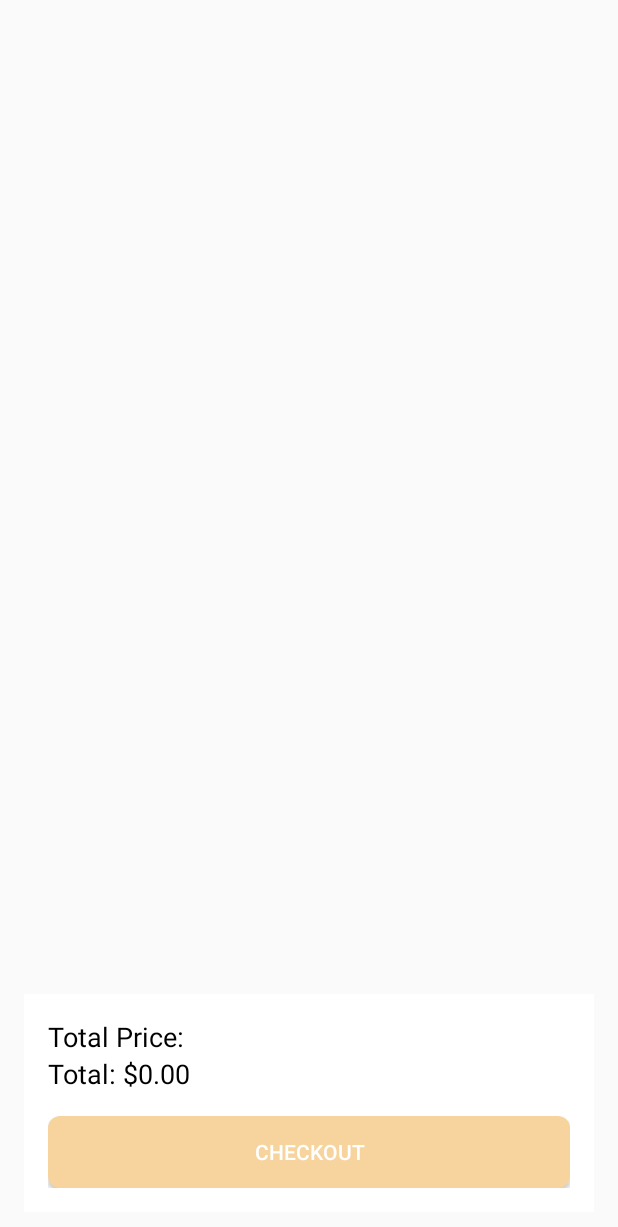
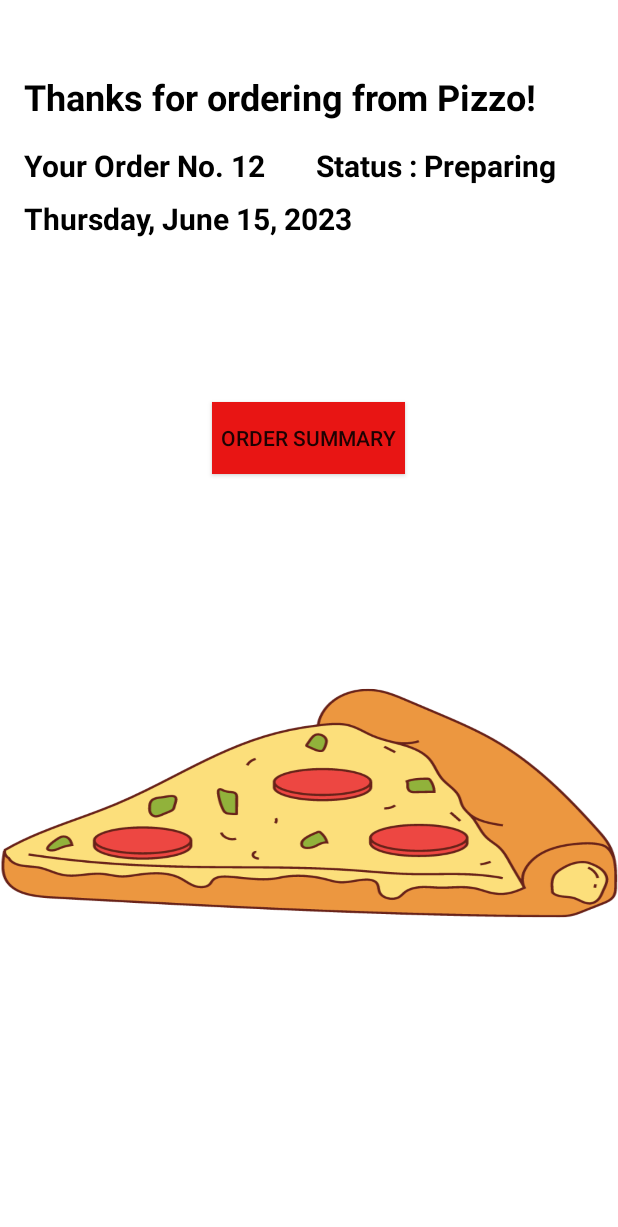
Before and after one commit to varun11192/Pizza-Delivery, an Android app: the CartActivity screen opened directly, with no data from a screen before it, after a tap on "CHECKOUT", on a phone screen of 412 x 824 dp. Shown: the top 1227 px of the screen. Run offline under Robolectric (Android 15) with nearby library versions, the phone set to English and light mode, and no system bars; our stand-ins replace Firebase (no records; nobody signed in at launch, a user with empty details on screens opened directly).

```diff
--- a/app/build.gradle
+++ b/app/build.gradle
@@ -42,7 +42,8 @@ dependencies {
     implementation 'com.google.firebase:firebase-analytics'
     implementation 'com.google.firebase:firebase-auth'
     implementation 'com.google.firebase:firebase-firestore'
-
+    implementation 'com.github.fornewid:neumorphism:0.3.0'
+    implementation("androidx.multidex:multidex:2.0.1")
 
 
     implementation 'de.hdodenhof:circleimageview:3.1.0'
--- a/app/src/main/AndroidManifest.xml
+++ b/app/src/main/AndroidManifest.xml
@@ -22,6 +22,9 @@
         android:theme="@style/Theme.Wapp"
         tools:targetApi="31">
         <activity
+            android:name=".OrdersActivity"
+            android:exported="false" />
+        <activity
             android:name=".CartActivity"
             android:exported="false" />
         <activity
@@ -32,7 +35,7 @@
             android:exported="false" />
         <activity
             android:name=".SampleActivity"
-            android:exported="true"></activity>
+            android:exported="true" />
         <activity
             android:name=".AuthenticationActivity"
             android:exported="true">
--- a/app/src/main/java/com/example/wapp/CartActivity.java
+++ b/app/src/main/java/com/example/wapp/CartActivity.java
@@ -6,11 +6,13 @@ import androidx.appcompat.app.AppCompatActivity;
 import androidx.recyclerview.widget.LinearLayoutManager;
 import androidx.recyclerview.widget.RecyclerView;
 
+import android.content.Intent;
 import android.os.Bundle;
 import android.util.Base64;
 import android.util.Log;
 import android.widget.Button;
 import android.widget.TextView;
+import android.widget.Toast;
 
 import com.example.wapp.adapter.CartAdapter;
 import com.example.wapp.adapter.CartItem;
@@ -110,8 +112,14 @@ public class CartActivity extends AppCompatActivity {
         });
 
         checkoutButton.setOnClickListener(view -> {
-            // Perform checkout operation
+            Toast.makeText(getApplicationContext(),"Order Placed Successfully",Toast.LENGTH_SHORT).show();
+            Intent i = new Intent(getApplicationContext(),OrdersActivity.class);
+            startActivity(i);
+            setContentView(R.layout.activity_orders);
+
+
         });
+
     }
 
     private void updateTotalPrice() {
--- /dev/null
+++ b/app/src/main/java/com/example/wapp/OrdersActivity.java
@@ -0,0 +1,27 @@
+package com.example.wapp;
+
+import androidx.appcompat.app.AppCompatActivity;
+
+import android.os.Bundle;
+import android.widget.Button;
+import android.widget.TextView;
+
+import java.text.DateFormat;
+import java.util.Calendar;
+
+public class OrdersActivity extends AppCompatActivity {
+
+    @Override
+    protected void onCreate(Bundle savedInstanceState) {
+        super.onCreate(savedInstanceState);
+        setContentView(R.layout.activity_orders);
+        Calendar calender = Calendar.getInstance();
+        String currentDate = DateFormat.getDateInstance(DateFormat.FULL).format(calender.getTime());
+
+        TextView textView = findViewById(R.id.tv_date);
+        textView.setText(currentDate);
+
+
+
+    }
+}
--- a/app/src/main/java/com/example/wapp/ProfileActivity.java
+++ b/app/src/main/java/com/example/wapp/ProfileActivity.java
@@ -5,7 +5,6 @@ import androidx.appcompat.app.AppCompatActivity;
 import android.os.Bundle;
 
 import android.view.View;
-import android.widget.Button;
 import android.widget.LinearLayout;
 import android.widget.TextView;
 
@@ -72,4 +71,7 @@ public class ProfileActivity extends AppCompatActivity {
 //            }
 //        });
     }
+
+    public static class Alt_auth {
+    }
 }
--- a/app/src/main/res/drawable/baseline_mail_24.xml
+++ b/app/src/main/res/drawable/baseline_mail_24.xml
@@ -1,5 +1,5 @@
 <vector android:height="24dp" android:tint="#000000"
     android:viewportHeight="24" android:viewportWidth="24"
     android:width="24dp" xmlns:android="http://schemas.android.com/apk/res/android">
-    <path android:fillColor="@android:color/white" android:pathData="M10,20v-6h4v6h5v-8h3L12,3 2,12h3v8z"/>
+    <path android:fillColor="@android:color/white" android:pathData="M20,4L4,4c-1.1,0 -1.99,0.9 -1.99,2L2,18c0,1.1 0.9,2 2,2h16c1.1,0 2,-0.9 2,-2L22,6c0,-1.1 -0.9,-2 -2,-2zM20,8l-8,5 -8,-5L4,6l8,5 8,-5v2z"/>
 </vector>
--- a/app/src/main/res/layout/activity_main.xml
+++ b/app/src/main/res/layout/activity_main.xml
@@ -9,6 +9,7 @@
     >
 
     <!--Edittext for getting users phone number-->
+
     <EditText
         android:id="@+id/idEdtPhoneNumber"
         android:layout_width="match_parent"
--- /dev/null
+++ b/app/src/main/res/layout/activity_orders.xml
@@ -0,0 +1,78 @@
+<?xml version="1.0" encoding="utf-8"?>
+<androidx.constraintlayout.widget.ConstraintLayout xmlns:android="http://schemas.android.com/apk/res/android"
+    xmlns:app="http://schemas.android.com/apk/res-auto"
+    xmlns:tools="http://schemas.android.com/tools"
+    android:layout_width="match_parent"
+    android:layout_height="match_parent"
+    tools:context=".OrdersActivity"
+    android:background="@drawable/pizzo1">
+
+    <TextView
+        android:id="@+id/ordertv"
+        android:layout_width="wrap_content"
+        android:layout_height="wrap_content"
+        android:text="Thanks for ordering from Pizzo!"
+        android:textColor="@color/black"
+        android:textSize="24sp"
+        android:textStyle="bold"
+        app:layout_constraintStart_toStartOf="parent"
+        app:layout_constraintTop_toTopOf="parent"
+        android:layout_marginTop="48dp"
+        android:layout_marginLeft="16dp"/>
+
+    <TextView
+        android:id="@+id/ordernotv"
+        android:layout_width="wrap_content"
+        android:layout_height="wrap_content"
+        android:text="Your Order No. 12"
+        android:textColor="@color/black"
+        android:textSize="20sp"
+        android:textStyle="bold"
+        android:layout_marginTop="16dp"
+        android:layout_marginLeft="16dp"
+        app:layout_constraintStart_toStartOf="parent"
+        app:layout_constraintTop_toBottomOf="@+id/ordertv" />
+
+    <TextView
+        android:id="@+id/statustv"
+        android:layout_width="wrap_content"
+        android:layout_height="wrap_content"
+        android:layout_marginTop="16dp"
+        android:layout_marginRight="8dp"
+        android:text="Status : Preparing"
+        android:textColor="@color/black"
+        android:textSize="20sp"
+        android:textStyle="bold"
+        app:layout_constraintEnd_toEndOf="parent"
+        app:layout_constraintStart_toEndOf="@+id/ordernotv"
+        app:layout_constraintTop_toBottomOf="@+id/ordertv" />
+
+    <TextView
+        android:id="@+id/tv_date"
+        android:layout_width="wrap_content"
+        android:layout_height="wrap_content"
+        android:text="Date"
+        android:textColor="@color/black"
+        android:textSize="20sp"
+        android:textStyle="bold"
+        android:layout_marginTop="8dp"
+        android:layout_marginLeft="16dp"
+        app:layout_constraintStart_toStartOf="parent"
+        app:layout_constraintTop_toBottomOf="@+id/ordernotv" />
+
+    <Button
+        android:id="@+id/cart_btn"
+        android:layout_width="wrap_content"
+        android:layout_height="wrap_content"
+        android:layout_marginBottom="508dp"
+        android:background="@color/red"
+        android:gravity="center"
+        android:padding="6sp"
+        android:text="Order Summary"
+        app:layout_constraintBottom_toBottomOf="parent"
+        app:layout_constraintEnd_toEndOf="parent"
+        app:layout_constraintHorizontal_bias="0.498"
+        app:layout_constraintStart_toStartOf="parent" />
+
+
+</androidx.constraintlayout.widget.ConstraintLayout>
--- a/app/src/main/res/values/colors.xml
+++ b/app/src/main/res/values/colors.xml
@@ -19,4 +19,10 @@
 
     <color name="textColorPrimary">#212121</color>
     <color name="textColorSecondary">#757575</color>
+
+        <color name="text_color">#1E4175</color>
+        <color name="background_color">#ecf0f3</color>
+        <color name="highlight">#ffffff</color>
+        <color name="shadow_color">#d9dbde</color>
+
 </resources>
```
Also changed, not shown: app/src/main/java/com/example/wapp/Alt_auth.java (added, +56 -0 lines), app/src/main/res/layout/activity_update_user_info.xml (+5 -5 lines), app/src/main/res/layout/fragment_alt_auth.xml (added, +69 -0 lines), app/src/main/res/layout/item_row_layout.xml (+36 -2 lines), app/src/main/res/layout/items_menu.xml (added, +51 -0 lines), app/src/main/java/com/example/wapp/HomeActivity.java (line endings or trailing spaces), app/src/main/res/drawable/img.png (added), app/src/main/res/drawable/pizzo.png (added), app/src/main/res/drawable/pizzo1.png (added).
